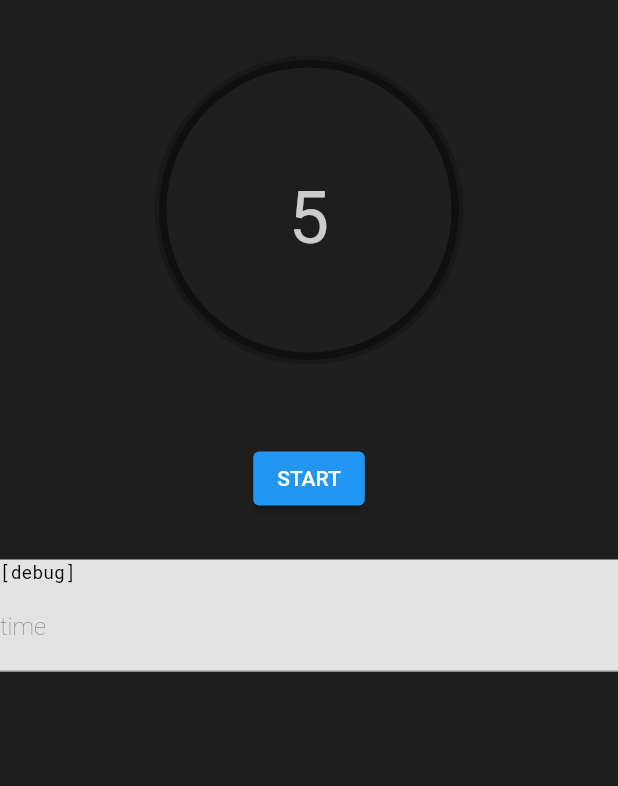
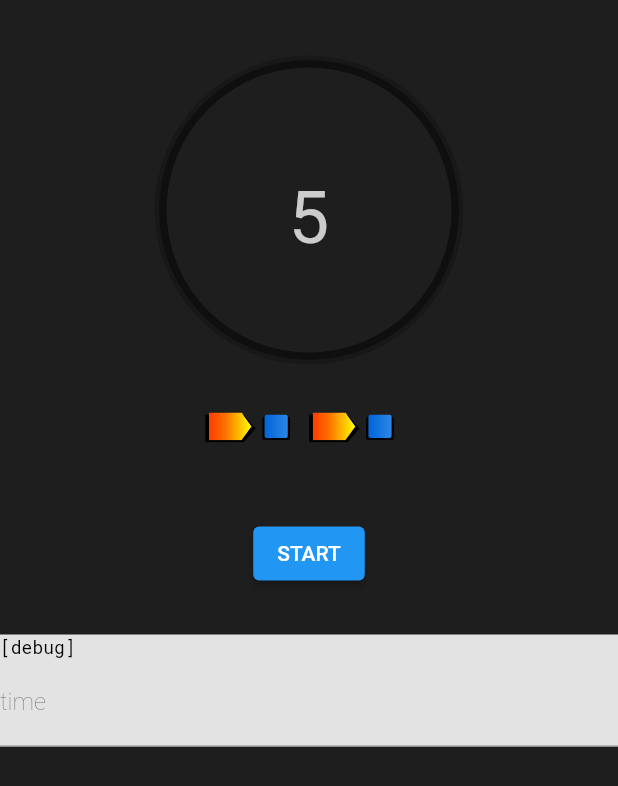
Before and after one commit to kappa-lab/interval_timer_flutter, a Flutter app: the screen it shows after launch, on a phone screen of 412 x 824 dp. Shown: the top 786 px of the screen. Run offline on Flutter 3.47's test engine with Material 2 defaults, Android fonts, the light colour scheme and no system bars; our stand-ins replace flutter_svg, wakelock.

Commit message:
show svg

```diff
--- a/lib/indicator.dart
+++ b/lib/indicator.dart
@@ -1,11 +1,11 @@
 import 'package:flutter/material.dart';
 
-class Indicator extends CustomPainter {
+class TimeIndicator extends CustomPainter {
   final double _progress;
 
   double get progress => _progress;
 
-  Indicator(this._progress);
+  TimeIndicator(this._progress);
 
   @override
   void paint(Canvas canvas, Size size) {
--- a/lib/main.dart
+++ b/lib/main.dart
@@ -3,6 +3,7 @@ import 'dart:ui';
 
 import 'package:flutter/foundation.dart';
 import 'package:flutter/material.dart';
+import 'package:flutter_svg/flutter_svg.dart';
 import 'package:interval_timer/workout.dart';
 import 'package:wakelock/wakelock.dart';
 
@@ -76,7 +77,7 @@ class _MyHomePageState extends State<MyHomePage> with TickerProviderStateMixin {
               child: Column(
                 children: [
                   const Padding(padding: EdgeInsets.all(20.0)),
-                  CustomPaint(painter: Indicator(_viewModel.progress)),
+                  CustomPaint(painter: TimeIndicator(_viewModel.progress)),
                   const Padding(padding: EdgeInsets.all(36.0)),
                   Text(
                     _viewModel.remainTime,
@@ -86,7 +87,33 @@ class _MyHomePageState extends State<MyHomePage> with TickerProviderStateMixin {
                         color: Color(0xFFCCCCCC),
                         fontFamily: "RobotoMono"),
                   ),
-                  const Padding(padding: EdgeInsets.all(60.0)),
+                  const Padding(padding: EdgeInsets.all(50.0)),
+                  Row(
+                    mainAxisAlignment: MainAxisAlignment.center,
+                    children: [
+                      SvgPicture.asset(
+                        'assets/run.svg',
+                        semanticsLabel: 'run',
+                        height: 20,
+                      ),
+                      SvgPicture.asset(
+                        'assets/rest.svg',
+                        semanticsLabel: 'run',
+                        height: 20,
+                      ),
+                      SvgPicture.asset(
+                        'assets/run.svg',
+                        semanticsLabel: 'run',
+                        height: 20,
+                      ),
+                      SvgPicture.asset(
+                        'assets/rest.svg',
+                        semanticsLabel: 'run',
+                        height: 20,
+                      ),
+                    ],
+                  ),
+                  const Padding(padding: EdgeInsets.all(25.0)),
                   ElevatedButton(
                     onPressed: _onStartPressed,
                     child: Text(_running ? "STOP" : "START"),
```
